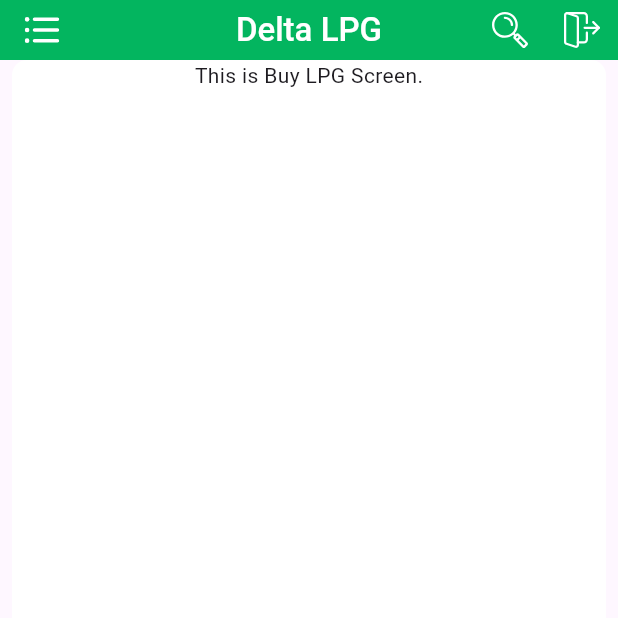
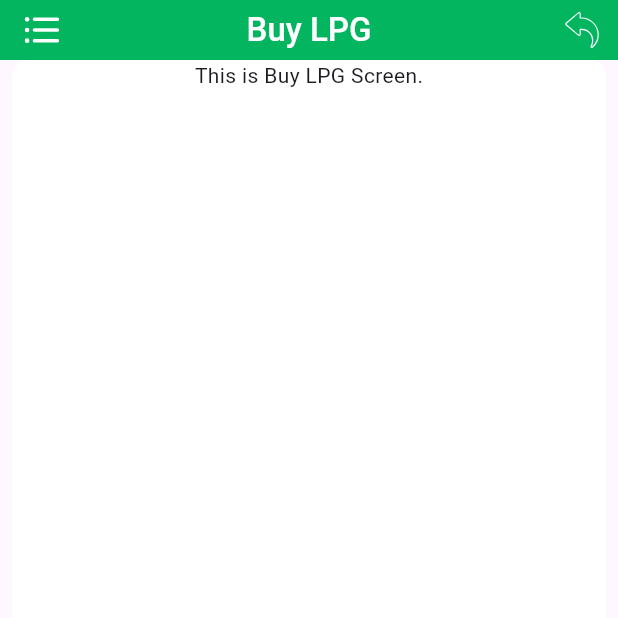
Before and after one commit to DeltaKhalid/Delta_LPG_Mobile_App, a Flutter app: the BuyLpgScreen screen opened directly, on a phone screen of 412 x 824 dp, the top half of it. Run offline on Flutter 3.47's test engine with Material 3 defaults, Android fonts, the light colour scheme and no system bars; our stand-ins replace avatar_glow, carousel_slider, flutter_native_splash, flutter_spinkit, flutter_svg, salomon_bottom_bar.

Commit message:
Custom Appbar Second create has been done

```diff
--- a/lib/presentation/ui/screens/home/buy_lpg_screen.dart
+++ b/lib/presentation/ui/screens/home/buy_lpg_screen.dart
@@ -1,8 +1,10 @@
+import 'package:delta_lpg_product_sale/presentation/ui/widgets/appbar/custom_appbar_second.dart';
 import 'package:flutter/material.dart';
 
 import '../../widgets/appbar/custom_appbar.dart';
 import '../../widgets/drawer/custom_drawer.dart';
 import '../../widgets/drawer/custom_drawer_second.dart';
+import '../../widgets/appbar/custom_appbar_second.dart';
 
 
 class BuyLpgScreen extends StatefulWidget {
@@ -15,12 +17,15 @@ class BuyLpgScreen extends StatefulWidget {
 class _BuyLpgScreenState extends State<BuyLpgScreen> {
   @override
   Widget build(BuildContext context) {
-    return Placeholder(
-      child: Scaffold(
+    return Scaffold(
 
 
       /// ------------------------------------- AppBar ------------------------------------------------------------------------- ///
-        appBar: const CustomAppBar(title: 'Delta LPG',),
+      // appBar:  CustomAppbarSecond(title: 'Buy LPG'),
+      appBar: PreferredSize(
+        preferredSize: const Size.fromHeight(60.0), // set your appbar height
+        child: CustomAppbarSecond(title: 'Buy LPG'),
+      ),
 
       /// ------------------------------------- Drawer ------------------------------------------------------------------------- ///
       drawer: CustomDrawerSecond(),
@@ -48,7 +53,6 @@ class _BuyLpgScreenState extends State<BuyLpgScreen> {
           ],
         ),
       ),
-      )
     );
 
 
--- a/lib/presentation/ui/utils/image_assets.dart
+++ b/lib/presentation/ui/utils/image_assets.dart
@@ -35,6 +35,9 @@ class ImageAssets {
 
   ///---------- AppBar Icons ----------///
   static const String iconSearchSVG = '$_IMAGE_PATH/search_icon_2.svg';
+  static const String iconBackArrow = '$_IMAGE_PATH/back_arrow.svg';
+
+
 
 
   ///---------- Navigation Icons ---///
--- /dev/null
+++ b/lib/presentation/ui/widgets/appbar/custom_appbar_second.dart
@@ -0,0 +1,107 @@
+import 'package:flutter/material.dart';
+import 'package:flutter/services.dart';
+import 'package:flutter_svg/svg.dart';
+
+import '../../utils/app_colors.dart';
+import '../../utils/image_assets.dart';
+
+class CustomAppbarSecond extends StatefulWidget {
+  final String title;
+  const CustomAppbarSecond({super.key, required this.title});
+  @override
+  State<CustomAppbarSecond> createState() => _CustomAppbarSecondState();
+}
+
+class _CustomAppbarSecondState extends State<CustomAppbarSecond> {
+
+  ///========================================= AppBar Design ===================================///
+  @override
+  Widget build(BuildContext context) {
+    return SafeArea(
+      child: Container(
+        //margin: const EdgeInsets.only(top: 5, bottom: 1, left: 5, right: 5),
+        margin: const EdgeInsets.only(top: 0, bottom: 0, left: 0, right: 0),
+        height: 40,
+        color: Colors.white,
+        child: AppBar(
+          centerTitle: true,
+          title: Text(
+            widget.title,
+            style: const TextStyle(
+              color: Colors.white,
+              fontSize: 22,
+              fontWeight: FontWeight.w500,
+            ),
+          ),
+          shape: const RoundedRectangleBorder(
+              borderRadius: BorderRadius.only(
+                topLeft: Radius.circular(0),
+                topRight: Radius.circular(0),
+                bottomRight: Radius.circular(0),
+                bottomLeft: Radius.circular(0),
+              )
+          ),
+          elevation: 0,
+          //backgroundColor: AppColors.primaryColorShadRedAccent,
+          //backgroundColor: AppColors.primaryColorShadRedAccent,
+          //backgroundColor: Colors.greenAccent,
+          //backgroundColor: AppColors.primaryColorRead,
+          backgroundColor: AppColors.primaryColorSecondShad02,
+          leading: Builder(
+            builder: (context) {
+              return IconButton(
+                icon: SvgPicture.asset(
+                  //ImageAssets.logoutIcon2SVG,
+                  ImageAssets.iconMenu3SVG,
+                  width: 23,  // Adjust the width as needed
+                  height: 23, // Adjust the height as needed
+                ),
+                //iconSize: 20,
+                onPressed: () => Scaffold.of(context).openDrawer(),
+              );
+            },
+          ),
+          actions: [
+            ///---------- Search Icon --------------------///
+            // IconButton(
+            //   onPressed: () async {
+            //     //await AuthUtility.clearUserInfo();
+            //     if (mounted) {
+            //       _onBackButtonPress();
+            //     }
+            //
+            //   },
+            //   //icon: Icon(SvgPicture.asset(ImageAssets.homeIconSVG)),
+            //   icon: SvgPicture.asset(
+            //     //ImageAssets.logoutIcon2SVG,
+            //     ImageAssets.iconSearchSVG,
+            //     width: 24,  // Adjust the width as needed
+            //     height: 24, // Adjust the height as needed
+            //   ),
+            // ),
+
+            ///---------- Logout Icon --------------------///
+            IconButton(
+              onPressed: () async {
+                //await AuthUtility.clearUserInfo();
+                if (mounted) {
+                  Navigator.pop(context);
+                }
+
+              },
+              //icon: Icon(SvgPicture.asset(ImageAssets.homeIconSVG)),
+              icon: SvgPicture.asset(
+                //ImageAssets.logoutIcon2SVG,
+                ImageAssets.iconBackArrow,
+                width: 24,  // Adjust the width as needed
+                height: 24, // Adjust the height as needed
+              ),
+            ),
+
+
+          ], systemOverlayStyle: SystemUiOverlayStyle.light,
+        ),
+      ),
+    );
+  }
+}
```
Also changed, not shown: assets/images/back_arrow.svg (added). Lines whose indentation alone changed are shown as unchanged.
